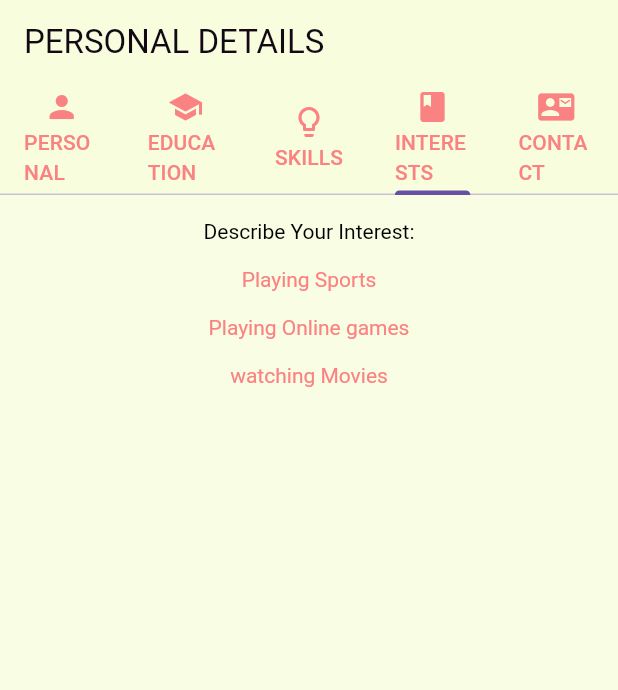
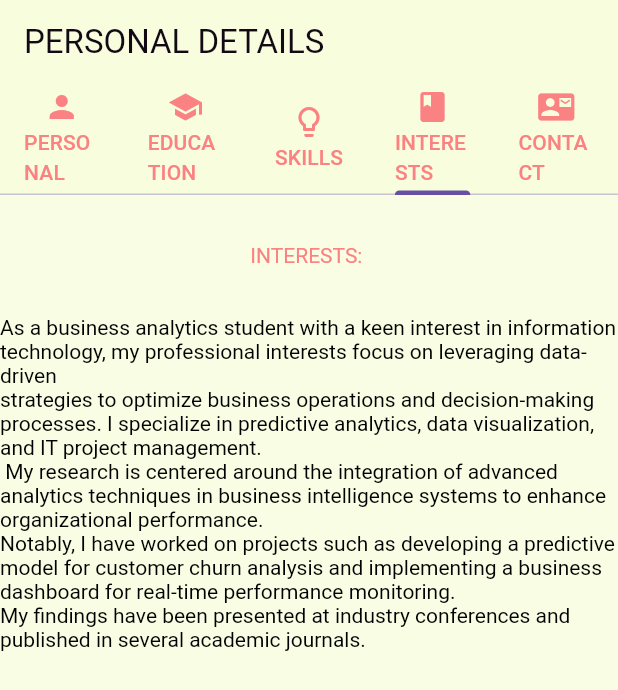
Before and after one commit to Ey-whon/APP-DEV, a Flutter app: the screen it shows after launch, tab 4 chosen, on a phone screen of 412 x 824 dp. Shown: the top 690 px of the screen. Run offline on Flutter 3.47's test engine with Material 3 defaults, Android fonts, the phone set to English and light mode, and no system bars.

Commit message:
main.dart

```diff
--- a/lib/main.dart
+++ b/lib/main.dart
@@ -381,24 +381,31 @@ class _MyHomePageState extends State<MyHomePage> with TickerProviderStateMixin {
           ),
           DefaultTextStyle(
             style: TextStyle(
-              color: Colors.black,
+              color: const Color.fromARGB(255, 250, 130, 130),
             ),
             child: Column(
               children: [
                 Text(' '),
-                Text('Describe Your Interest:'),
+                Text(''),
+                Text('INTERESTS: '),
+                Text(''),
+                Text(''),
                 DefaultTextStyle(
                   style: TextStyle(
-                    color: Color.fromARGB(255, 250, 130, 130),
+                    color: Color.fromARGB(255, 0, 0, 0),
                   ),
                   child: Column(
                     children: [
-                      Text(''),
-                      Text('Playing Sports'),
-                      Text(''),
-                      Text('Playing Online games'),
-                      Text(''),
-                      Text('watching Movies'),
+                      Text(
+                          'As a business analytics student with a keen interest in information technology, my professional interests focus on leveraging data-driven '),
+                      Text(
+                          'strategies to optimize business operations and decision-making processes. I specialize in predictive analytics, data visualization, and IT project management.'),
+                      Text(
+                          ' My research is centered around the integration of advanced analytics techniques in business intelligence systems to enhance organizational performance.'),
+                      Text(
+                          'Notably, I have worked on projects such as developing a predictive model for customer churn analysis and implementing a business dashboard for real-time performance monitoring.'),
+                      Text(
+                          'My findings have been presented at industry conferences and published in several academic journals.'),
                       Text(''),
                     ],
                   ),
```
